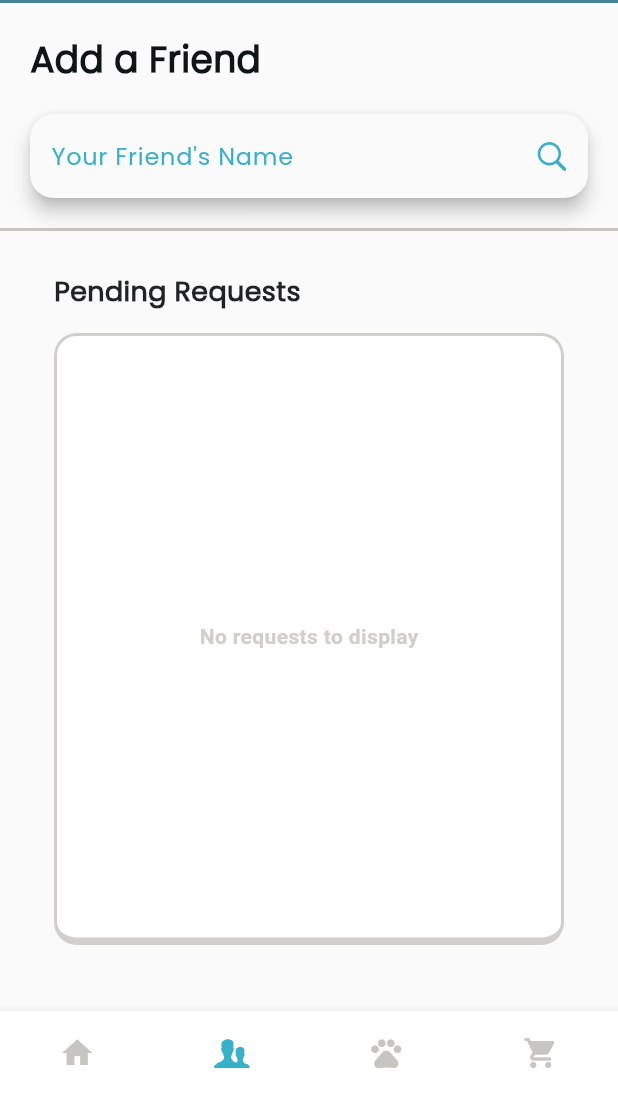
After one commit to GeekyHichambel/Pawfect_Tasks, a Flutter app: the screen it shows after launch, swiped to page 2, on a phone screen of 412 x 824 dp, the part 141-1236 px from its top. The commit adds this screen. Run offline on Flutter 3.47's test engine with Material 3 defaults, Android fonts, the phone set to English and light mode, and no system bars; our stand-ins replace cached_network_image, firebase_core, firebase_database, firebase_messaging, firebase_storage, flutter_animate and 7 more; missing offline and left inert: bcrypt, flutter_gif_plus; accounts and stored records are empty; project files that could hold a hidden picture were left out.

Commit message:
dev phase

```diff
--- a/lib/main.dart
+++ b/lib/main.dart
@@ -1,3 +1,4 @@
+import 'package:PawfectTasks/pages/FriendsPage.dart';
 import 'package:PawfectTasks/pages/settings/TermsConditions.dart';
 import 'package:PawfectTasks/pages/settings/aboutUs.dart';
 import 'package:PawfectTasks/pages/settings/cFeedback.dart';
@@ -28,6 +29,7 @@ Future<void> main() async {
         '/Ulogin': (context) => const LoginPage(),
         '/Usignup' : (context) => const SignUpPage(),
         '/Settings' : (context) => const ProfilePane(),
+        '/Friends' : (context) => const FriendPage(),
         '/S>about' : (context) => const aboutUs(),
         '/S>terms' : (context) => const TermsConditions(),
         '/S>feed' : (context) => const cFeed(),
--- /dev/null
+++ b/lib/pages/FriendsPage.dart
@@ -0,0 +1,266 @@
+import 'package:PawfectTasks/Components/Animations.dart';
+import 'package:PawfectTasks/Components/AppTheme.dart';
+import 'package:PawfectTasks/db/database.dart';
+import 'package:flutter/cupertino.dart';
+import 'package:flutter/foundation.dart';
+import 'package:flutter/material.dart';
+import 'package:flutter/widgets.dart';
+import 'package:flutter_spinkit/flutter_spinkit.dart';
+
+import '../Components/CustomBox.dart';
+import '../Components/CustomTextField.dart';
+import '../GLOBALS.dart';
+
+class FriendPage extends StatefulWidget{
+  const FriendPage({Key? key}) : super(key: key);
+  @override
+  FriendPageState createState() => FriendPageState();
+}
+class FriendPageState extends State<FriendPage>{
+  bool isfNfocus = false;
+  late TextEditingController fNameC = TextEditingController();
+  final FocusNode fNfocusNode = FocusNode();
+
+  @override
+  void initState() {
+    super.initState();
+    fNfocusNode.addListener(() {
+      setState(() {
+        if (fNfocusNode.hasFocus) {
+          isfNfocus = true;
+        } else {
+          isfNfocus = false;
+        }
+      });
+    });
+  }
+
+  Future<List> getRequests() async{
+    try{
+      final user = await DataBase.userCollection?.child(Globals.user).get();
+      if (user!.child('pending_list').exists) {
+        List requests = user
+            .child('pending_list')
+            .value as List;
+        return requests;
+      }else{
+        return [];
+      }
+    } catch (e){
+      if(kDebugMode) print('Error: $e');
+      return [];
+    }
+  }
+
+  Future<void> acceptRequest(String Fname) async{
+    try{
+      final user = await DataBase.userCollection?.child(Globals.user).get();
+      final Fuser = await DataBase.userCollection?.child(Fname).get();
+      if (user!.hasChild('friend_list')){
+        List FriendList = [];
+        FriendList.addAll(user.child('friend_list').value as List);
+        FriendList.add(Fname);
+        await user.ref.update({
+          'friend_list' : FriendList,
+        });
+      }else{
+        await user.ref.update({
+          'friend_list' : [Fname],
+        });
+      }
+      if (Fuser!.hasChild('friend_list')){
+        List FriendList = [];
+        FriendList.addAll(Fuser.child('friend_list').value as List);
+        FriendList.add(Globals.user);
+        await Fuser.ref.update({
+          'friend_list' : FriendList,
+        });
+      }else{
+        await Fuser.ref.update({
+          'friend_list' : [Globals.user],
+        });
+      }
+      int UFriendCount = user.child('friendCount').value as int;
+      int FFriendCount = Fuser.child('friendCount').value as int;
+      await user.ref.update({
+        'friendCount' : UFriendCount + 1,
+      });
+      await Fuser.ref.update({
+        'friendCount' : FFriendCount + 1,
+      });
+      rejectRequest(Fname);
+      if (Fuser.hasChild('pending_list')){
+        List PendingList = [];
+        PendingList.addAll(Fuser.child('pending_list').value as List);
+        if (PendingList.contains(Globals.user)){
+          PendingList.remove(Globals.user);
+          await Fuser.ref.update({
+            'pending_list' : PendingList,
+          });
+        }
+      }
+    }catch (e){
+      if (kDebugMode) print('Error: $e');
+    }
+  }
+
+  Future<void> rejectRequest(String Fname) async{
+    final user = await DataBase.userCollection?.child(Globals.user).get();
+    List PendingList = [];
+    PendingList.addAll(user?.child('pending_list').value as List);
+    PendingList.remove(Fname);
+    await user?.ref.update({
+      'pending_list' : PendingList,
+    });
+  }
+
+  @override
+  Widget build(BuildContext context) {
+    return Scaffold(
+      backgroundColor: AppTheme.colors.friendlyWhite,
+      body: Column(
+          children: [
+                Padding(padding: const EdgeInsets.only(top: 20.0, left: 20.0, right: 20.0), child: Align(
+                  alignment: Alignment.centerLeft,
+                  child: FadeInAnimation(delay: 1.0,child:Text('Add a Friend',style: TextStyle(
+                    fontFamily: Globals.sysFont,
+                    color: AppTheme.colors.friendlyBlack,
+                    fontWeight: FontWeight.w700,
+                    fontSize: 24,
+                  ),),),
+                ),),
+                const SizedBox(height: 20,),
+                Container(
+                  padding: const EdgeInsets.only(left: 20.0, right: 20.0, bottom: 20.0),
+                  decoration: BoxDecoration(
+                    color: AppTheme.colors.friendlyWhite,
+                    border: Border(
+                      bottom: BorderSide(
+                        color: AppTheme.colors.blissCream,
+                        strokeAlign: BorderSide.strokeAlignInside,
+                        width: 2.0,
+                      ),
+                    ),
+                  ),
+                  child: FadeInAnimation(delay: 1.25,
+                    child: CustomTextField(
+                      inputType: TextInputType.name,
+                      fontSize: 16.0,
+                      labelText: !isfNfocus? (fNameC.text.isNotEmpty? '' : 'Your Friend\'s Name') : (''),
+                      controller: fNameC,
+                      focusNode: fNfocusNode,
+                      labelColor: AppTheme.colors.onsetBlue,
+                      bgColor: AppTheme.colors.friendlyWhite,
+                      cursorColor: Colors.grey,
+                      textColor: AppTheme.colors.onsetBlue,
+                      suffixIcon: IconButton(
+                        icon: const Icon(CupertinoIcons.search,), onPressed: () {
+
+                      },
+                        color: AppTheme.colors.onsetBlue,
+                      ),
+                      borderColor: AppTheme.colors.onsetBlue, obscureText: false,
+                    ),),),
+                const SizedBox(height: 30,),
+                        Padding(padding: const EdgeInsets.only(left: 36.0, right: 36.0),child:Align(
+                        alignment: Alignment.centerLeft,
+                        child: FadeInAnimation(delay: 1.5,child:Text('Pending Requests',style: TextStyle(
+                          fontFamily: Globals.sysFont,
+                          color: AppTheme.colors.friendlyBlack,
+                          fontWeight: FontWeight.w700,
+                          fontSize: 18,
+                        ),),),),),
+                        const SizedBox(height: 20,),
+                        Expanded(
+                            child: Padding(padding: const EdgeInsets.only(bottom: 36.0, left: 36.0, right: 36.0),
+                                child: FadeInAnimation(delay: 1.75,child: CustomBox(
+                                  color: Colors.transparent,
+                                  shadow: Colors.transparent,
+                                  border: Border(
+                                      top: BorderSide(color: AppTheme.colors.blissCream, width: 2.0, strokeAlign: BorderSide.strokeAlignInside),
+                                      left: BorderSide(color: AppTheme.colors.blissCream, width: 2.0, strokeAlign: BorderSide.strokeAlignInside),
+                                      right: BorderSide(color: AppTheme.colors.blissCream, width: 2.0, strokeAlign: BorderSide.strokeAlignInside),
+                                      bottom: BorderSide(color: AppTheme.colors.blissCream, width: 5.0, strokeAlign: BorderSide.strokeAlignInside)),
+                                  child: FutureBuilder<List>(
+                                    future: getRequests(),
+                                    builder: (context, snapshot) {
+                                      if (snapshot.connectionState == ConnectionState.waiting || snapshot.hasError){
+                                        return Center(
+                                            child: SpinKitThreeBounce(color: AppTheme.colors.onsetBlue,)
+                                        );
+                                      }else if (!snapshot.hasData || snapshot.data!.isEmpty){
+                                        return  Center(
+                                          child: Text('No requests to display',
+                                            style: TextStyle(
+                                                color: AppTheme.colors.blissCream,
+                                                fontWeight: FontWeight.w700),),
+                                        );
+                                      }else{
+                                        bool loading = false;
+                                       return Padding(
+                                           padding: const EdgeInsets.all(16.0),
+                                           child: loading == true? SpinKitThreeBounce(color: AppTheme.colors.onsetBlue,) : ListView.builder(
+                                               itemCount: snapshot.data!.length,
+                                               physics: const RangeMaintainingScrollPhysics(),
+                                               itemBuilder: (context, index){
+                                                 final user = snapshot.data![index];
+                                                 return Padding(
+                                                   padding: const EdgeInsets.only(bottom: 5.0),
+                                                   child: ListTile(
+                                                     tileColor: AppTheme.colors.friendlyBlack,
+                                                     shape: RoundedRectangleBorder(side: BorderSide(color: AppTheme.colors.blissCream),borderRadius: const BorderRadius.all(Radius.circular(16.0))),
+                                                     title: Text(user.toString().length > 8 ? '${user.toString().substring(0,5)}...': user.toString(), style: TextStyle(color: AppTheme.colors.friendlyWhite, fontWeight: FontWeight.w700,fontFamily: Globals.sysFont, fontSize: 16)),
+                                                     leading: Text('${index+1}', style: TextStyle(color: AppTheme.colors.onsetBlue, fontFamily: Globals.sysFont, fontSize: 16),),
+                                                     trailing: SizedBox(
+                                                       width: 80, height: 30,
+                                                       child: Row(
+                                                       mainAxisAlignment: MainAxisAlignment.end,
+                                                       mainAxisSize: MainAxisSize.min,
+                                                       children: [
+                                                         Expanded(child: ElevatedButton(
+                                                             style: ButtonStyle(backgroundColor: MaterialStatePropertyAll<Color>(AppTheme.colors.friendlyWhite),
+                                                                 padding: const MaterialStatePropertyAll<EdgeInsets>(EdgeInsets.zero)),
+                                                             onPressed: (){
+                                                               setState(() {
+                                                                 loading = true;
+                                                               });
+                                                                acceptRequest(user.toString()).then((_){
+                                                                  setState(() {
+                                                                    loading = false;
+                                                                  });
+                                                                });
+                                                             },
+                                                             child: const Icon(CupertinoIcons.check_mark, color: Colors.green, size: 12,)),),
+                                                         const SizedBox(width: 5.0,),
+                                                         Expanded(child: ElevatedButton(
+                                                             style: ButtonStyle(backgroundColor: MaterialStatePropertyAll<Color>(AppTheme.colors.friendlyWhite),
+                                                               padding: const MaterialStatePropertyAll<EdgeInsets>(EdgeInsets.zero)
+                                                             ),
+                                                             onPressed: (){
+                                                                setState(() {
+                                                                  loading = true;
+                                                                });
+                                                                rejectRequest(user.toString()).then((_){
+                                                                  setState(() {
+                                                                    loading = false;
+                                                                  });
+                                                                });
+                                                             },
+                                                             child: const Icon(CupertinoIcons.multiply, color: Colors.red, size: 12,)),),
+                                                       ],
+                                                     ),
+                                                   ),),
+                                                 );
+                                           }),
+                                       );
+                                      }
+                                    }
+                                ),),),
+                            )
+                        ),
+          ],
+      ),
+    );
+  }
+
+}
--- a/lib/pages/ProfilePane.dart
+++ b/lib/pages/ProfilePane.dart
@@ -7,6 +7,7 @@ import 'package:PawfectTasks/Components/AppTheme.dart';
 import 'package:PawfectTasks/Components/CustomBox.dart';
 import 'package:PawfectTasks/GLOBALS.dart';
 import 'package:flutter_animate/flutter_animate.dart';
+import 'package:flutter_spinkit/flutter_spinkit.dart';
 
 class ProfilePane extends StatefulWidget{
   const ProfilePane({Key? key}) : super(key: key);
@@ -23,7 +24,7 @@ class _ProfilePaneState extends State<ProfilePane>{
       context: context, builder: (context) => Center(
     child: SizedBox(height: 200,
       child: AlertDialog(
-        elevation: 5,
+        elevation: 0,
         alignment: Alignment.center,
         contentPadding: const EdgeInsets.all(20.0),
         backgroundColor: AppTheme.colors.friendlyBlack,
@@ -36,7 +37,7 @@ class _ProfilePaneState extends State<ProfilePane>{
             Row(
               mainAxisAlignment: MainAxisAlignment.spaceBetween,
               children: [
-                loading? CircularProgressIndicator(color: AppTheme.colors.onsetBlue,) :
+                loading? SpinKitThreeBounce(color: AppTheme.colors.onsetBlue,) :
                 ElevatedButton(onPressed: (){
                   setState(() {
                     loading = true;
--- a/lib/pages/home.dart
+++ b/lib/pages/home.dart
@@ -1,5 +1,6 @@
 import 'dart:async';
 import 'package:PawfectTasks/Components/CustomTextField.dart';
+import 'package:PawfectTasks/pages/FriendsPage.dart';
 import 'package:flutter/cupertino.dart';
 import 'package:flutter/material.dart';
 import 'package:PawfectTasks/Components/AppTheme.dart';
@@ -21,7 +22,7 @@ class MainPage extends StatefulWidget{
 }
 
 class _MainPageState extends State<MainPage>{
-  static const Pages = [Home(), MyPet(), MarketPlace()];
+  static const Pages = [Home(), FriendPage(), MyPet(), MarketPlace()];
   var pageC = PageController();
   int selectedIndex = 0;
   int StreakDays = 0;
@@ -144,6 +145,7 @@ class _MainPageState extends State<MainPage>{
         useLegacyColorScheme: false,
         items: <BottomNavigationBarItem>[
           customNavigationBarItem(Icons.home, ''),
+          customNavigationBarItem(CupertinoIcons.person_2_alt, ''),
           customNavigationBarItem(Icons.pets_rounded, ''),
           customNavigationBarItem(Icons.shopping_cart_rounded, '')
         ],
--- a/lib/pages/marketplace.dart
+++ b/lib/pages/marketplace.dart
@@ -5,6 +5,7 @@ import 'package:firebase_storage/firebase_storage.dart';
 import 'package:flutter/foundation.dart';
 import 'package:flutter/material.dart';
 import 'package:flutter_animate/flutter_animate.dart';
+import 'package:flutter_spinkit/flutter_spinkit.dart';
 import '../Components/Animations.dart';
 import '../Components/CustomBox.dart';
 import '../Components/NotLoggedIn.dart';
@@ -103,6 +104,7 @@ Future<void> openDialog(BuildContext context, name, price, foodValue) async{
           builder: (BuildContext context, StateSetter setState){
             return SizedBox(height: 300,
               child: AlertDialog(
+                elevation: 0,
                 scrollable: true,
                 alignment: Alignment.center,
                 contentPadding: const EdgeInsets.all(20.0),
@@ -135,7 +137,7 @@ Future<void> openDialog(BuildContext context, name, price, foodValue) async{
                     Row(
                       mainAxisAlignment: MainAxisAlignment.spaceBetween,
                       children: [
-                        loading? CircularProgressIndicator(color: AppTheme.colors.onsetBlue,) :  ElevatedButton(onPressed: (){
+                        loading? SpinKitThreeBounce(color: AppTheme.colors.onsetBlue,) :  ElevatedButton(onPressed: (){
                           setState(() {
                             loading = true;
                           });
@@ -233,7 +235,7 @@ Future<void> openDialog(BuildContext context, name, price, foodValue) async{
                     builder: (context, snapshot){
                       if (snapshot.connectionState == ConnectionState.waiting || snapshot.hasError){
                         return Center(
-                          child: CircularProgressIndicator(color: AppTheme.colors.onsetBlue,)
+                          child: SpinKitThreeBounce(color: AppTheme.colors.onsetBlue,)
                         );
                       } else if (!snapshot.hasData || snapshot.data!.isEmpty) {
                         return Center(
--- a/lib/pages/user_signup.dart
+++ b/lib/pages/user_signup.dart
@@ -5,6 +5,7 @@ import 'package:flutter/gestures.dart';
 import 'package:flutter/material.dart';
 import 'package:PawfectTasks/Components/Animations.dart';
 import 'package:PawfectTasks/db/database.dart';
+import 'package:flutter_spinkit/flutter_spinkit.dart';
 import 'package:timezone/timezone.dart';
 import '../Components/AppTheme.dart';
 import '../Components/CustomTextField.dart';
@@ -207,6 +208,7 @@ class _SignUpState extends State<SignUpPage>{
                               cursorColor: Colors.grey,
                               textColor: AppTheme.colors.onsetBlue,
                               borderColor: AppTheme.colors.onsetBlue, obscureText: false,
+                              maxLines: 1,
                             ),
                             const SizedBox(height: 20.0,),
                             CustomTextField(
@@ -228,6 +230,7 @@ class _SignUpState extends State<SignUpPage>{
                                 },
                                   color: AppTheme.colors.friendlyWhite,
                                 ),
+                              maxLines: 1,
                             ),
                             const SizedBox(height: 20,),
                             CustomTextField(
@@ -249,6 +252,7 @@ class _SignUpState extends State<SignUpPage>{
                               },
                                 color: AppTheme.colors.onsetBlue,
                               ),
+                              maxLines: 1,
                             ),
                             const SizedBox(height: 20,),
                             Center(
@@ -270,7 +274,7 @@ class _SignUpState extends State<SignUpPage>{
                             Row(
                               mainAxisAlignment: MainAxisAlignment.end,
                               children: [
-                                isLoading? CircularProgressIndicator(color: AppTheme.colors.onsetBlue,) :
+                                isLoading? SpinKitThreeBounce(color: AppTheme.colors.onsetBlue,) :
                                 IconButton(onPressed: (){
                                   setState(() {
                                     isLoading = true;
--- a/pubspec.yaml
+++ b/pubspec.yaml
@@ -53,6 +53,7 @@ dependencies:
   timezone: ^0.9.2
   cached_network_image: ^3.3.1
   slide_action: ^0.0.2
+  flutter_spinkit: ^5.2.0
 
 dev_dependencies:
   flutter_test:
```
Also changed, not shown: lib/pages/mypets.dart (+10 -4 lines), lib/pages/streaks.dart (+108 -18 lines), lib/pages/user_login.dart (+5 -2 lines), pubspec.lock.
